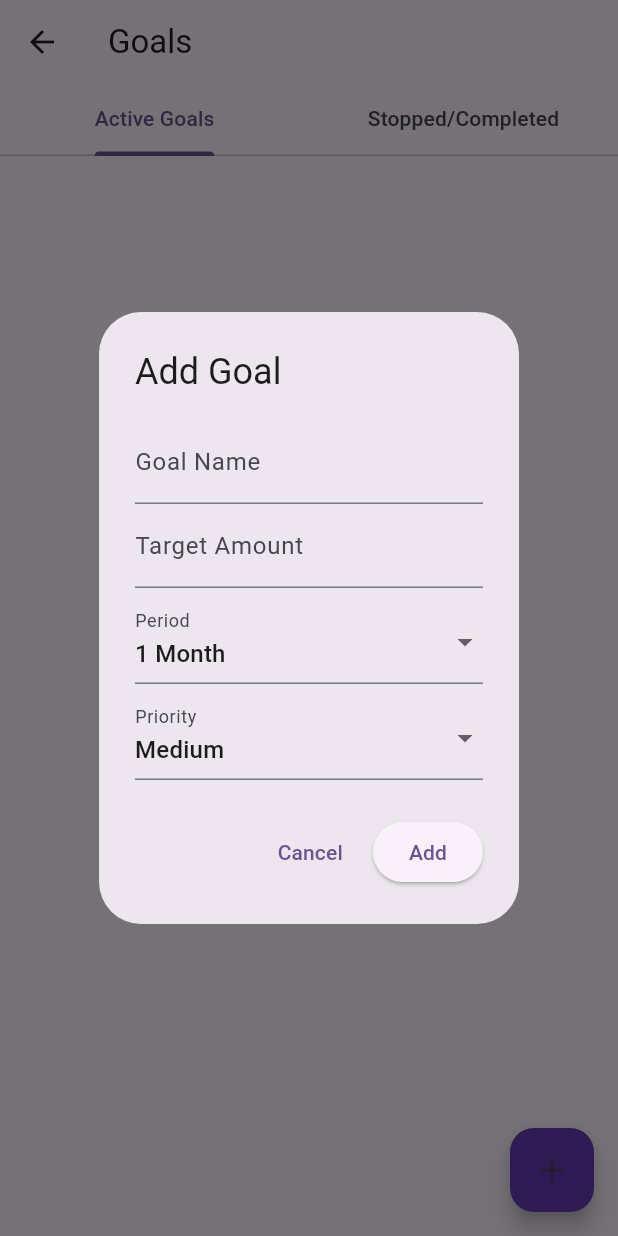
After one commit to Ahmed2309/cashilo, a Flutter app: the GoalsScreen screen opened directly, after a tap on the "add" icon, on a phone screen of 412 x 824 dp. The commit adds this screen. Run offline on Flutter 3.47's test engine with Material 3 defaults, Android fonts, the phone set to English and light mode, and no system bars; our stand-ins replace hive, hive_flutter; accounts and stored records are empty.

Commit message:
feat: Implement goals management with CRUD operations and integrate with Hive for data persistence

```diff
--- a/lib/main.dart
+++ b/lib/main.dart
@@ -1,3 +1,4 @@
+import 'package:cashilo/models/goals_model.dart';
 import 'package:cashilo/models/transaction_model.dart';
 import 'package:flutter/material.dart';
 import 'package:hive_flutter/hive_flutter.dart';
@@ -8,6 +9,9 @@ void main() async {
   await Hive.initFlutter();
   Hive.registerAdapter(TransactionModelAdapter());
   await Hive.openBox<TransactionModel>('transactions');
+  Hive.registerAdapter(GoalAdapter());
+  await Hive.openBox<Goal>('goals');
+
   runApp(const MyApp());
 }
 
--- /dev/null
+++ b/lib/models/goals_model.dart
@@ -0,0 +1,37 @@
+import 'package:hive/hive.dart';
+
+part 'goals_model.g.dart';
+
+@HiveType(typeId: 1)
+class Goal extends HiveObject {
+  @HiveField(0)
+  String name;
+
+  @HiveField(1)
+  double targetAmount;
+
+  @HiveField(2)
+  double savedAmount;
+
+  @HiveField(3)
+  DateTime? startDate;
+
+  @HiveField(4)
+  DateTime? endDate;
+
+  @HiveField(5)
+  String priority; // 'Low', 'Medium', 'High'
+
+  @HiveField(6)
+  bool stopped; // Add this field
+
+  Goal({
+    required this.name,
+    required this.targetAmount,
+    required this.savedAmount,
+    this.startDate,
+    this.endDate,
+    required this.priority,
+    this.stopped = false, // default to false
+  });
+}
--- a/lib/screens/dashboard.dart
+++ b/lib/screens/dashboard.dart
@@ -1,3 +1,4 @@
+import 'package:cashilo/models/goals_model.dart';
 import 'package:cashilo/models/transaction_model.dart';
 import 'package:cashilo/widgets/transaction/add_transaction_dialog.dart';
 import 'package:flutter/material.dart';
@@ -21,7 +22,7 @@ class _DashboardScreenState extends State<DashboardScreen> {
   Widget build(BuildContext context) {
     final now = DateTime.now();
     final monthYear = DateFormat('MMMM yyyy').format(now);
-    final double savingGoal = 2000; // <-- Set your monthly saving goal here
+    final double savingGoal = getTopPriorityPeriodSavingGoal();
 
     return Scaffold(
       body: ValueListenableBuilder(
@@ -141,8 +142,7 @@ class _DashboardScreenState extends State<DashboardScreen> {
                   ...displayedTransactions
                       .map((tx) => TransactionTile(transaction: tx)),
                 ],
-            ),
-          );
+              ));
         },
       ),
       floatingActionButton: FloatingActionButton(
@@ -158,4 +158,119 @@ class _DashboardScreenState extends State<DashboardScreen> {
       ),
     );
   }
+
+  double getTopPriorityGoalSavedAmount() {
+    final goalBox = Hive.box<Goal>('goals');
+    final goals = goalBox.values.toList();
+
+    const priorities = ['High', 'Medium', 'Low'];
+    for (final priority in priorities) {
+      final filtered = goals.where((g) => g.priority == priority).toList();
+      if (filtered.isNotEmpty) {
+        return filtered.fold(0.0, (sum, g) => sum + (g.savedAmount));
       }
+    }
+    return 0.0;
+  }
+
+  double getTopPrioritySavingGoal() {
+    final goalBox = Hive.box<Goal>('goals');
+    final goals =
+        goalBox.values.where((g) => g.savedAmount < g.targetAmount).toList();
+
+    const priorities = ['High', 'Medium', 'Low'];
+    for (final priority in priorities) {
+      final filtered = goals.where((g) => g.priority == priority).toList();
+      if (filtered.isNotEmpty) {
+        return filtered.fold(0.0, (sum, g) => sum + g.targetAmount);
+      }
+    }
+    return 0.0;
+  }
+
+  double getTopPriorityMonthlySavingGoal() {
+    final goalBox = Hive.box<Goal>('goals');
+    final goals = goalBox.values
+        .where((g) => g.savedAmount < g.targetAmount && !(g.stopped))
+        .toList();
+
+    const priorities = ['High', 'Medium', 'Low'];
+    for (final priority in priorities) {
+      final filtered = goals.where((g) => g.priority == priority).toList();
+      if (filtered.isNotEmpty) {
+        double total = 0.0;
+        for (final g in filtered) {
+          if (g.startDate != null && g.endDate != null) {
+            final days = g.endDate!.difference(g.startDate!).inDays;
+            double monthlyPortion = 0.0;
+            if (days <= 8) {
+              // 1 week: multiply by 4.345 to get monthly equivalent
+              monthlyPortion = g.targetAmount * 4.345;
+            } else if (days <= 32) {
+              // 1 month
+              monthlyPortion = g.targetAmount;
+            } else if (days <= 95) {
+              // 3 months
+              monthlyPortion = g.targetAmount / 3.0;
+            } else if (days <= 190) {
+              // 6 months
+              monthlyPortion = g.targetAmount / 6.0;
+            } else {
+              // 1 year
+              monthlyPortion = g.targetAmount / 12.0;
+            }
+            total += monthlyPortion;
+          } else {
+            // If no period, just use the full target
+            total += g.targetAmount;
+          }
+        }
+        return total;
+      }
+    }
+    return 0.0;
+  }
+
+  double getTopPriorityPeriodSavingGoal() {
+    final goalBox = Hive.box<Goal>('goals');
+    final goals = goalBox.values
+        .where((g) => g.savedAmount < g.targetAmount && !(g.stopped))
+        .toList();
+
+    const priorities = ['High', 'Medium', 'Low'];
+    for (final priority in priorities) {
+      final filtered = goals.where((g) => g.priority == priority).toList();
+      if (filtered.isNotEmpty) {
+        double total = 0.0;
+        for (final g in filtered) {
+          // Calculate period length in months
+          if (g.startDate != null && g.endDate != null) {
+            final days = g.endDate!.difference(g.startDate!).inDays;
+            double periodCount = 1;
+            if (days <= 8) {
+              periodCount = (days / 7).ceilToDouble(); // treat as weeks
+              total += g.targetAmount / periodCount;
+            } else if (days <= 32) {
+              periodCount = (days / 30).ceilToDouble(); // treat as months
+              total += g.targetAmount / periodCount;
+            } else if (days <= 95) {
+              periodCount = (days / 90).ceilToDouble(); // treat as 3 months
+              total += g.targetAmount / periodCount;
+            } else if (days <= 190) {
+              periodCount = (days / 180).ceilToDouble(); // treat as 6 months
+              total += g.targetAmount / periodCount;
+            } else {
+              periodCount = (days / 365).ceilToDouble(); // treat as year
+              total += g.targetAmount / periodCount;
+            }
+          } else {
+            // If no period, just use the full target
+            total += g.targetAmount;
+          }
+        }
+        return total;
+      }
+    }
+    return 0.0;
+  }
+}
--- a/lib/screens/goals.dart
+++ b/lib/screens/goals.dart
@@ -0,0 +1,196 @@
+import 'package:cashilo/models/goals_model.dart';
+import 'package:cashilo/widgets/goals/goal_cards.dart';
+import 'package:flutter/material.dart';
+import 'package:hive/hive.dart';
+import '../models/transaction_model.dart';
+import '../widgets/goals/goal_add_dialog.dart';
+
+class GoalsScreen extends StatefulWidget {
+  const GoalsScreen({super.key});
+
+  @override
+  State<GoalsScreen> createState() => _GoalsScreenState();
+}
+
+class _GoalsScreenState extends State<GoalsScreen>
+    with SingleTickerProviderStateMixin {
+  late Box<Goal> goalBox;
+  late Box<TransactionModel> transactionBox;
+  late TabController _tabController;
+
+  @override
+  void initState() {
+    super.initState();
+    goalBox = Hive.box<Goal>('goals');
+    transactionBox = Hive.box<TransactionModel>('transactions');
+    _tabController = TabController(length: 2, vsync: this);
+  }
+
+  @override
+  void dispose() {
+    _tabController.dispose();
+    super.dispose();
+  }
+
+  void _addGoal() {
+    showDialog(
+      context: context,
+      builder: (context) => GoalAddDialog(
+        onAdd: (name, amount, start, end, priority) {
+          final goal = Goal(
+            name: name,
+            targetAmount: amount,
+            savedAmount: 0,
+            startDate: start,
+            endDate: end,
+            priority: priority,
+          );
+          goalBox.add(goal);
+          setState(() {});
+        },
+      ),
+    );
+  }
+
+  void _editGoal(Goal goal) {
+    showDialog(
+      context: context,
+      builder: (context) => GoalAddDialog(
+        // Prefill with existing goal data
+        onAdd: (name, amount, start, end, priority) {
+          goal.name = name;
+          goal.targetAmount = amount;
+          goal.startDate = start;
+          goal.endDate = end;
+          goal.priority = priority;
+          goal.save();
+          setState(() {});
+        },
+      ),
+    );
+  }
+
+  void _deleteGoal(Goal goal) async {
+    await goal.delete();
+    setState(() {});
+  }
+
+  @override
+  Widget build(BuildContext context) {
+    final goals = goalBox.values.toList();
+
+    // Separate goals
+    final activeGoals = goals
+        .where((g) => !g.stopped && g.savedAmount < g.targetAmount)
+        .toList();
+    final doneOrStoppedGoals = goals
+        .where((g) => g.stopped || g.savedAmount >= g.targetAmount)
+        .toList();
+
+    // Calculate total income and expenses
+    final transactions = transactionBox.values.toList();
+    final totalIncome = transactions
+        .where((tx) => tx.type.toLowerCase() == 'income')
+        .fold<double>(0, (sum, tx) => sum + tx.amount);
+    final totalExpenses = transactions
+        .where((tx) => tx.type.toLowerCase() == 'expense')
+        .fold<double>(0, (sum, tx) => sum + tx.amount);
+    final availableSavings = totalIncome - totalExpenses;
+
+    // Distribute savings to uncompleted goals by priority
+    _calculateGoalSavings(activeGoals, availableSavings);
+
+    return Scaffold(
+      appBar: AppBar(
+        title: const Text('Goals'),
+        bottom: TabBar(
+          controller: _tabController,
+          tabs: const [
+            Tab(text: 'Active Goals'),
+            Tab(text: 'Stopped/Completed'),
+          ],
+        ),
+      ),
+      body: Padding(
+        padding: const EdgeInsets.all(16),
+        child: goals.isEmpty
+            ? const Center(child: Text('No goals yet. Tap + to add one!'))
+            : TabBarView(
+                controller: _tabController,
+                children: [
+                  // Active Goals Tab
+                  ListView(
+                    children: [
+                      ...activeGoals.map((goal) => GoalCard(
+                            goal: goal,
+                            onAdd: null,
+                            completed: false,
+                            onStopChanged: (val) {
+                              goal.stopped = val ?? false;
+                              goal.save();
+                              setState(() {});
+                            },
+                            onEdit: () => _editGoal(goal),
+                            onDelete: () => _deleteGoal(goal),
+                          )),
+                    ],
+                  ),
+                  // Stopped/Completed Goals Tab
+                  ListView(
+                    children: [
+                      ...doneOrStoppedGoals.map((goal) => GoalCard(
+                            goal: goal,
+                            completed: goal.savedAmount >= goal.targetAmount,
+                            onAdd: null,
+                            onStopChanged: null,
+                            onEdit: () => _editGoal(goal),
+                            onDelete: () => _deleteGoal(goal),
+                          )),
+                    ],
+                  ),
+                ],
+              ),
+      ),
+      floatingActionButton: FloatingActionButton(
+        onPressed: _addGoal,
+        child: const Icon(Icons.add),
+        backgroundColor: Colors.deepPurple,
+        tooltip: 'Add Goal',
+      ),
+    );
+  }
+
+  /// Only allocate to uncompleted goals, sorted by priority
+  List<Goal> _calculateGoalSavings(List<Goal> goals, double availableSavings) {
+    const priorities = ['High', 'Medium', 'Low'];
+    List<Goal> sortedGoals = [];
+    for (final p in priorities) {
+      sortedGoals.addAll(goals.where((g) => g.priority == p));
+    }
+
+    double remaining = availableSavings;
+    List<Goal> updatedGoals = [];
+    for (final goal in sortedGoals) {
+      final needed = goal.targetAmount;
+      final allocated = remaining >= needed ? needed : remaining;
+      updatedGoals.add(
+        Goal(
+          name: goal.name,
+          targetAmount: goal.targetAmount,
+          savedAmount: allocated > 0 ? allocated : 0,
+          startDate: goal.startDate,
+          endDate: goal.endDate,
+          priority: goal.priority,
+        ),
+      );
+      remaining -= allocated;
+      if (remaining <= 0) break;
+    }
+    // Add any goals that didn't get savings (if any)
+    if (updatedGoals.length < goals.length) {
+      updatedGoals.addAll(
+          goals.where((g) => !updatedGoals.any((ug) => ug.name == g.name)));
+    }
+    return updatedGoals;
+  }
+}
--- a/lib/screens/main_screen.dart
+++ b/lib/screens/main_screen.dart
@@ -1,4 +1,5 @@
 import 'package:cashilo/screens/dashboard.dart';
+import 'package:cashilo/screens/goals.dart';
 import 'package:cashilo/screens/transaction.dart';
 import 'package:flutter/material.dart';
 
@@ -15,7 +16,7 @@ class _MainScreenState extends State<MainScreen> {
   static const List<Widget> _pages = <Widget>[
     Center(child: DashboardScreen()),
     Center(child: TransactionsPage()),
-    Center(child: Text('My Goals', style: TextStyle(fontSize: 24))),
+    Center(child: GoalsScreen()),
     Center(child: Text('Reports', style: TextStyle(fontSize: 24))),
     Center(child: Text('Settings', style: TextStyle(fontSize: 24))),
   ];
--- /dev/null
+++ b/lib/widgets/goals/goal_add_dialog.dart
@@ -0,0 +1,115 @@
+import 'package:flutter/material.dart';
+
+class GoalAddDialog extends StatefulWidget {
+  final void Function(String name, double amount, DateTime? start,
+      DateTime? end, String priority) onAdd;
+
+  const GoalAddDialog({super.key, required this.onAdd});
+
+  @override
+  State<GoalAddDialog> createState() => _GoalAddDialogState();
+}
+
+class _GoalAddDialogState extends State<GoalAddDialog> {
+  final _nameController = TextEditingController();
+  final _amountController = TextEditingController();
+  String _priority = 'Medium';
+  String _period = '1 Month';
+
+  static const List<String> periods = [
+    '1 Month',
+    '3 Months',
+    '6 Months',
+    '1 Year',
+  ];
+
+  @override
+  void dispose() {
+    _nameController.dispose();
+    _amountController.dispose();
+    super.dispose();
+  }
+
+  DateTime? _calculateEndDate(String period) {
+    final now = DateTime.now();
+    switch (period) {
+      case '1 Month':
+        return DateTime(now.year, now.month + 1, now.day);
+      case '3 Months':
+        return DateTime(now.year, now.month + 3, now.day);
+      case '6 Months':
+        return DateTime(now.year, now.month + 6, now.day);
+      case '1 Year':
+        return DateTime(now.year + 1, now.month, now.day);
+      default:
+        return null;
+    }
+  }
+
+  @override
+  Widget build(BuildContext context) {
+    return AlertDialog(
+      title: const Text('Add Goal'),
+      content: SingleChildScrollView(
+        child: Column(
+          mainAxisSize: MainAxisSize.min,
+          children: [
+            TextField(
+              controller: _nameController,
+              decoration: const InputDecoration(labelText: 'Goal Name'),
+            ),
+            TextField(
+              controller: _amountController,
+              keyboardType: TextInputType.number,
+              decoration: const InputDecoration(labelText: 'Target Amount'),
+            ),
+            const SizedBox(height: 8),
+            DropdownButtonFormField<String>(
+              value: _period,
+              items: periods
+                  .map((p) => DropdownMenuItem(value: p, child: Text(p)))
+                  .toList(),
+              onChanged: (val) => setState(() => _period = val ?? '1 Month'),
+              decoration: const InputDecoration(labelText: 'Period'),
+            ),
+            const SizedBox(height: 8),
+            DropdownButtonFormField<String>(
+              value: _priority,
+              items: const [
+                DropdownMenuItem(value: 'Low', child: Text('Low')),
+                DropdownMenuItem(value: 'Medium', child: Text('Medium')),
+                DropdownMenuItem(value: 'High', child: Text('High')),
+              ],
+              onChanged: (val) => setState(() => _priority = val ?? 'Medium'),
+              decoration: const InputDecoration(labelText: 'Priority'),
+            ),
+          ],
+        ),
+      ),
+      actions: [
+        TextButton(
+          onPressed: () => Navigator.pop(context),
+          child: const Text('Cancel'),
+        ),
+        ElevatedButton(
+          onPressed: () {
+            if (_nameController.text.isNotEmpty &&
+                _amountController.text.isNotEmpty) {
+              final now = DateTime.now();
+              final endDate = _calculateEndDate(_period);
+              widget.onAdd(
+                _nameController.text,
+                double.tryParse(_amountController.text) ?? 0,
+                now,
+                endDate,
+                _priority,
+              );
+              Navigator.pop(context);
+            }
+          },
+          child: const Text('Add'),
+        ),
+      ],
+    );
+  }
+}
```
Also changed, not shown: lib/widgets/goals/goal_cards.dart (added, +94 -0 lines), lib/models/goals_model.g.dart (added). Lines whose indentation alone changed are shown as unchanged.
